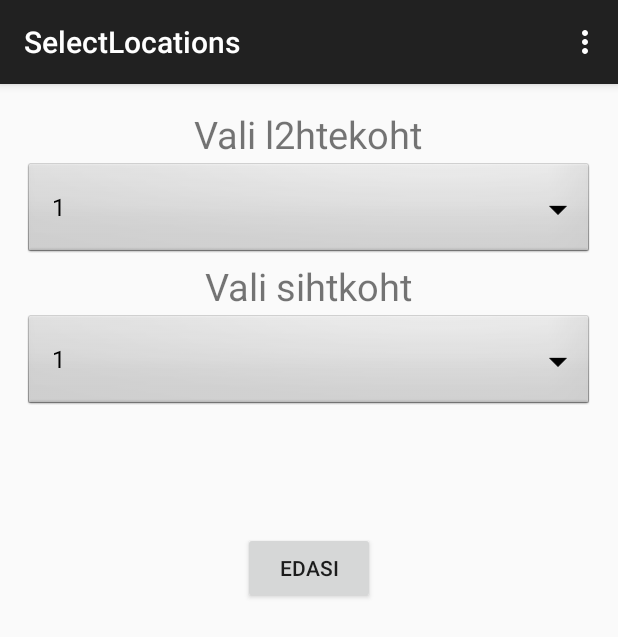
After one commit to kmm1k/Soidutaja, an Android app: the SelectLocations screen opened directly, with no data from a screen before it, on a phone screen of 412 x 824 dp. The commit adds this screen. Shown: the top 637 px of the screen. Run offline under Robolectric (Android 15) with nearby library versions, the phone set to English and light mode, and no system bars.

Commit message:
Lisab SelectLocations.class'i. Yhendab nupud ja spinnerid.

```diff
--- a/app/src/main/AndroidManifest.xml
+++ b/app/src/main/AndroidManifest.xml
@@ -8,7 +8,7 @@
         android:label="@string/app_name"
         android:theme="@style/AppTheme" >
         <activity
-            android:name=".FirstActivity"
+            android:name=".SelectRoleActivity"
             android:label="@string/app_name" >
             <intent-filter>
                 <action android:name="android.intent.action.MAIN" />
@@ -16,6 +16,10 @@
                 <category android:name="android.intent.category.LAUNCHER" />
             </intent-filter>
         </activity>
+        <activity
+            android:name=".SelectLocations"
+            android:label="@string/title_activity_select_locations" >
+        </activity>
     </application>
 
 </manifest>
--- /dev/null
+++ b/app/src/main/java/ee/soidutaja/soidutaja/SelectLocations.java
@@ -0,0 +1,68 @@
+package ee.soidutaja.soidutaja;
+
+import android.support.v7.app.AppCompatActivity;
+import android.os.Bundle;
+import android.util.Log;
+import android.view.Menu;
+import android.view.MenuItem;
+import android.view.View;
+import android.widget.ArrayAdapter;
+import android.widget.Button;
+import android.widget.Spinner;
+import android.widget.Toast;
+
+public class SelectLocations extends AppCompatActivity {
+
+    private String LOG_TAG = SelectLocations.class.getSimpleName();
+    private Spinner startSpinner;
+    private Spinner endSpinner;
+    private Button nextBtn;
+
+
+    @Override
+    protected void onCreate(Bundle savedInstanceState) {
+        super.onCreate(savedInstanceState);
+        setContentView(R.layout.activity_select_locations);
+
+        startSpinner = (Spinner) findViewById(R.id.startSpinner);
+        String[] startLocations = new String[]{"1", "2", "three"};
+        ArrayAdapter<String> adapterStart = new ArrayAdapter<String>(this, android.R.layout.simple_spinner_dropdown_item, startLocations);
+        startSpinner.setAdapter(adapterStart);
+
+        endSpinner = (Spinner) findViewById(R.id.endSpinner);
+        String[] endLocations = new String[]{"1", "2", "three"};
+        ArrayAdapter<String> adapterEnd = new ArrayAdapter<String>(this, android.R.layout.simple_spinner_dropdown_item, endLocations);
+        endSpinner.setAdapter(adapterEnd);
+
+        nextBtn = (Button) findViewById(R.id.nextButton);
+        nextBtn.setOnClickListener(new View.OnClickListener() {
+            @Override
+            public void onClick(View v) {
+                Toast.makeText(SelectLocations.this, "j2rgmine vaade", Toast.LENGTH_LONG).show();
+                Log.d(LOG_TAG, "you should see next activity");
+            }
+        });
+    }
+
+    @Override
+    public boolean onCreateOptionsMenu(Menu menu) {
+        // Inflate the menu; this adds items to the action bar if it is present.
+        getMenuInflater().inflate(R.menu.menu_select_locations, menu);
+        return true;
+    }
+
+    @Override
+    public boolean onOptionsItemSelected(MenuItem item) {
+        // Handle action bar item clicks here. The action bar will
+        // automatically handle clicks on the Home/Up button, so long
+        // as you specify a parent activity in AndroidManifest.xml.
+        int id = item.getItemId();
+
+        //noinspection SimplifiableIfStatement
+        if (id == R.id.action_settings) {
+            return true;
+        }
+
+        return super.onOptionsItemSelected(item);
+    }
+}
--- a/app/src/main/java/ee/soidutaja/soidutaja/FirstActivity.java
+++ b/app/src/main/java/ee/soidutaja/soidutaja/SelectRoleActivity.java
@@ -1,12 +1,14 @@
 package ee.soidutaja.soidutaja;
 
+import android.content.Intent;
 import android.support.v7.app.AppCompatActivity;
 import android.os.Bundle;
 import android.view.Menu;
 import android.view.MenuItem;
+import android.view.View;
 import android.widget.Button;
 
-public class FirstActivity extends AppCompatActivity {
+public class SelectRoleActivity extends AppCompatActivity {
 
     private Button driverBtn;
     private Button passengerBtn;
@@ -18,6 +20,21 @@ public class FirstActivity extends AppCompatActivity {
 
         driverBtn = (Button) findViewById(R.id.driverButton);
         passengerBtn = (Button) findViewById(R.id.passengerButton);
+
+        driverBtn.setOnClickListener(new View.OnClickListener() {
+            @Override
+            public void onClick(View v) {
+
+            }
+        });
+
+        passengerBtn.setOnClickListener(new View.OnClickListener() {
+            @Override
+            public void onClick(View v) {
+                Intent intent = new Intent(SelectRoleActivity.this, SelectLocations.class);
+                startActivity(intent);
+            }
+        });
 
     }
 
--- /dev/null
+++ b/app/src/main/res/layout/activity_select_locations.xml
@@ -0,0 +1,48 @@
+<LinearLayout xmlns:android="http://schemas.android.com/apk/res/android"
+    xmlns:tools="http://schemas.android.com/tools" android:layout_width="match_parent"
+    android:layout_height="match_parent" android:paddingLeft="@dimen/activity_horizontal_margin"
+    android:paddingRight="@dimen/activity_horizontal_margin"
+    android:paddingTop="@dimen/activity_vertical_margin"
+    android:paddingBottom="@dimen/activity_vertical_margin"
+    android:orientation="vertical"
+    tools:context="ee.soidutaja.soidutaja.SelectLocations">
+
+    <TextView
+        android:id="@+id/chooseStartTxtField"
+        android:text="@string/choose_start_title"
+        android:textSize="25sp"
+        android:layout_gravity="center"
+        android:layout_width="wrap_content"
+        android:layout_height="wrap_content" />
+
+    <Spinner
+        android:id="@+id/startSpinner"
+        android:layout_width="match_parent"
+        android:layout_height="wrap_content"
+        android:background="@android:drawable/btn_dropdown"
+        android:spinnerMode="dropdown" />
+
+    <TextView
+        android:id="@+id/chooseEndTxtField"
+        android:text="@string/choose_end_title"
+        android:textSize="25sp"
+        android:layout_gravity="center"
+        android:layout_width="wrap_content"
+        android:layout_height="wrap_content" />
+
+    <Spinner
+        android:id="@+id/endSpinner"
+        android:layout_width="match_parent"
+        android:layout_height="wrap_content"
+        android:background="@android:drawable/btn_dropdown"
+        android:spinnerMode="dropdown" />
+
+    <Button
+        android:id="@+id/nextButton"
+        android:text="@string/next_button_title"
+        android:layout_width="wrap_content"
+        android:layout_height="wrap_content"
+        android:layout_gravity="center"
+        android:layout_marginTop="80dp"/>
+
+</LinearLayout>
--- /dev/null
+++ b/app/src/main/res/menu/menu_select_locations.xml
@@ -0,0 +1,7 @@
+<menu xmlns:android="http://schemas.android.com/apk/res/android"
+    xmlns:app="http://schemas.android.com/apk/res-auto"
+    xmlns:tools="http://schemas.android.com/tools"
+    tools:context="ee.soidutaja.soidutaja.SelectLocations">
+    <item android:id="@+id/action_settings" android:title="@string/action_settings"
+        android:orderInCategory="100" app:showAsAction="never" />
+</menu>
--- a/app/src/main/res/values/strings.xml
+++ b/app/src/main/res/values/strings.xml
@@ -5,4 +5,8 @@
     <string name="action_settings">Settings</string>
     <string name="driverButton_title">Sõidutaja</string>
     <string name="passengerButton_title">Sõitja</string>
+    <string name="title_activity_select_locations">SelectLocations</string>
+    <string name="choose_end_title">Vali sihtkoht</string>
+    <string name="choose_start_title">Vali l2htekoht</string>
+    <string name="next_button_title">Edasi</string>
 </resources>
```
Also changed, not shown: 1 other file.
